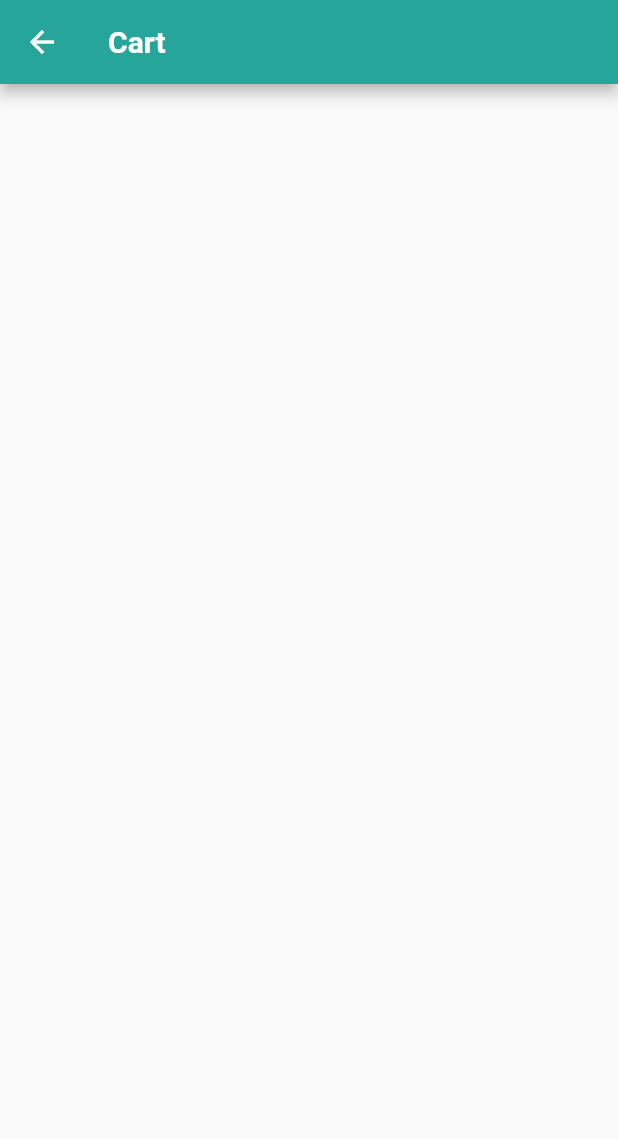
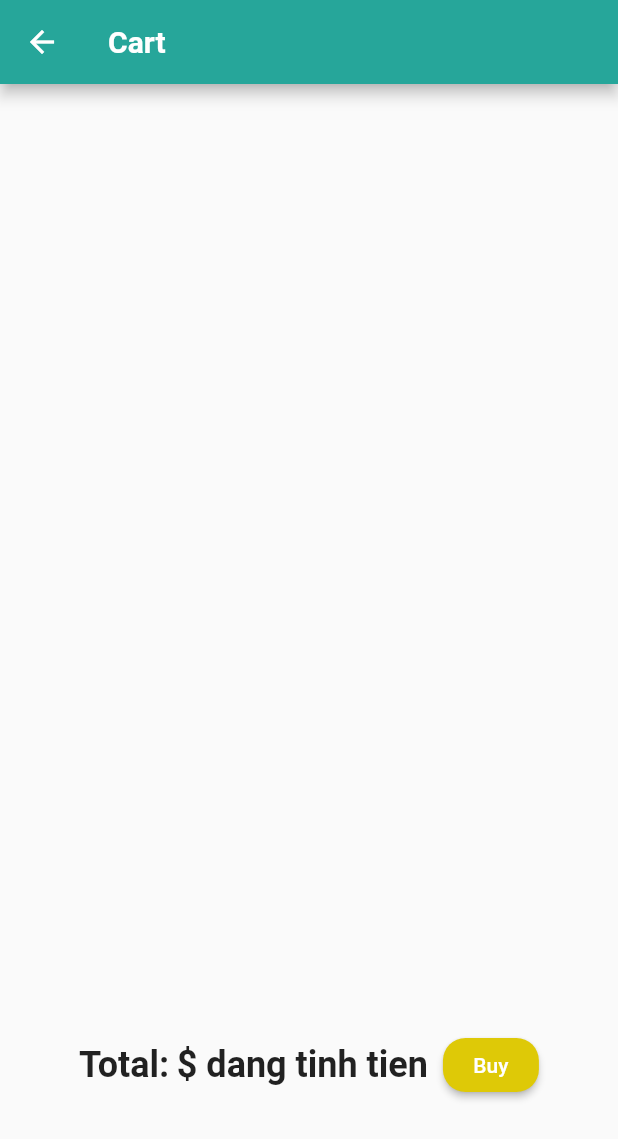
Before and after one commit to tranthedung/flutter_bloc_provider_custom, a Flutter app: the Cart screen opened directly, on a phone screen of 412 x 824 dp. Shown: the top 1139 px of the screen. Run offline on Flutter 3.47's test engine with Material 2 defaults, Android fonts, the light colour scheme and no system bars; our stand-ins replace bloc, flutter_bloc.

Commit message:
did not create function total on cart screen

```diff
--- a/lib/cart/ui/cart.dart
+++ b/lib/cart/ui/cart.dart
@@ -2,6 +2,7 @@ import 'package:flutter/material.dart';
 import 'package:flutter_bloc/flutter_bloc.dart';
 import 'package:flutter_bloc_provider_custom12/cart/bloc/cart_bloc.dart';
 import 'package:flutter_bloc_provider_custom12/cart/ui/cart_tile_item.dart';
+import 'package:flutter_bloc_provider_custom12/cart/ui/cart_total.dart';
 
 class Cart extends StatefulWidget {
   const Cart({super.key});
@@ -43,7 +44,11 @@ class _CartState extends State<Cart> {
           switch (state.runtimeType) {
             case CartSuccessState:
               final successState = state as CartSuccessState;
-              return ListView.builder(
+              return Column(
+                children: [
+                  Container(
+                    height: 600,
+                    child: ListView.builder(
                       itemCount: successState.cartItems.length,
                       itemBuilder: (context, index) {
                         return CartTileWidget(
@@ -51,6 +56,13 @@ class _CartState extends State<Cart> {
                           cartBloc: cartBloc,
                         );
                       },
+                    ),
+                  ),
+                  SizedBox(height: 30,),
+                  Container(
+                    child: CartTotal(),
+                  )
+                ],
               );
             default:
           }
--- a/lib/cart/ui/cart_tile_item.dart
+++ b/lib/cart/ui/cart_tile_item.dart
@@ -26,6 +26,12 @@ class CartTileWidget extends StatelessWidget {
           IconButton(
             onPressed: () {
               cartBloc.add(CartRemoveFromCartEvent(product: product));
+              ScaffoldMessenger.of(context).showSnackBar(
+                SnackBar(
+                  content: Text('Remove items'),
+                  duration: Duration(seconds: 1),
+                ),
+              );
             },
             icon: Icon(Icons.remove),
           ),
--- /dev/null
+++ b/lib/cart/ui/cart_total.dart
@@ -0,0 +1,59 @@
+import 'package:flutter/foundation.dart';
+import 'package:flutter/material.dart';
+import 'package:flutter/widgets.dart';
+
+class CartTotal extends StatelessWidget {
+  const CartTotal({super.key});
+
+  @override
+  Widget build(BuildContext context) {
+    return Center(
+      child: Container(
+        child: Row(
+          mainAxisAlignment: MainAxisAlignment.center,
+          children: [
+            const Text(
+              'Total:',
+              style: TextStyle(
+                fontSize: 24,
+                fontWeight: FontWeight.bold,
+              ),
+            ),
+            const SizedBox(
+              width: 5,
+            ),
+            Text(
+              '\$ dang tinh tien',
+              style: TextStyle(
+                fontSize: 24,
+                fontWeight: FontWeight.bold,
+              ),
+            ),
+            const SizedBox(
+              width: 10,
+            ),
+            ElevatedButton(
+              onPressed: () {
+                ScaffoldMessenger.of(context).showSnackBar(
+                  SnackBar(
+                    content: Text('Buying not supported yet'),
+                    duration: Duration(seconds: 1),
+                  ),
+                );
+              },
+              child: Text(
+                'Buy',
+              ),
+              style: ElevatedButton.styleFrom(
+                backgroundColor: const Color.fromARGB(255, 222, 201, 7),
+                shape: RoundedRectangleBorder(
+                  borderRadius: BorderRadius.circular(15),
+                ),
+              ),
+            ),
+          ],
+        ),
+      ),
+    );
+  }
+}
--- a/lib/catalog/ui/catalog.dart
+++ b/lib/catalog/ui/catalog.dart
@@ -3,7 +3,8 @@ import 'package:flutter_bloc/flutter_bloc.dart';
 import 'package:flutter_bloc_provider_custom12/catalog/bloc/catalog_bloc.dart';
 
 import '../../cart/ui/cart.dart';
-import '../model/catalog_products.dart';
+import 'catalog_products.dart';
+
 
 class CataLog extends StatefulWidget {
   const CataLog({super.key});
--- a/lib/catalog/model/catalog_products.dart
+++ b/lib/catalog/ui/catalog_products.dart
@@ -66,6 +66,12 @@ class CatalogProductCard extends StatelessWidget {
             onPressed: () {
               catalogBloc
                   .add(CatalogClickButtonAddEvent(clickedProduct: product));
+              ScaffoldMessenger.of(context).showSnackBar(
+                SnackBar(
+                  content: Text('Added item'),
+                  duration: Duration(seconds: 1),
+                ),
+              );
             },
             icon: Icon(Icons.add_shopping_cart),
           ),
```
Lines whose indentation alone changed are shown as unchanged.
